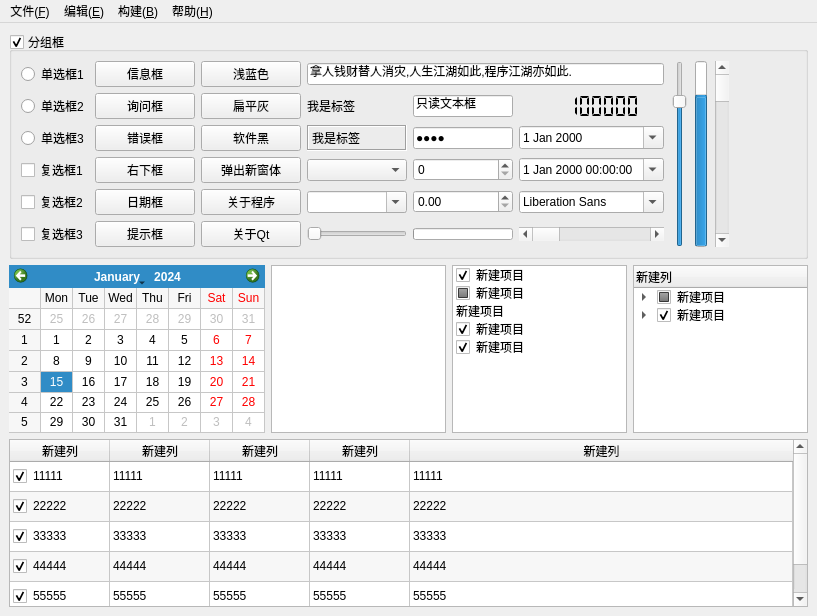
First picture: the form in ui/styledemo/frmmain.ui, repository feiyangqingyun/QWidgetDemo, before the edit.
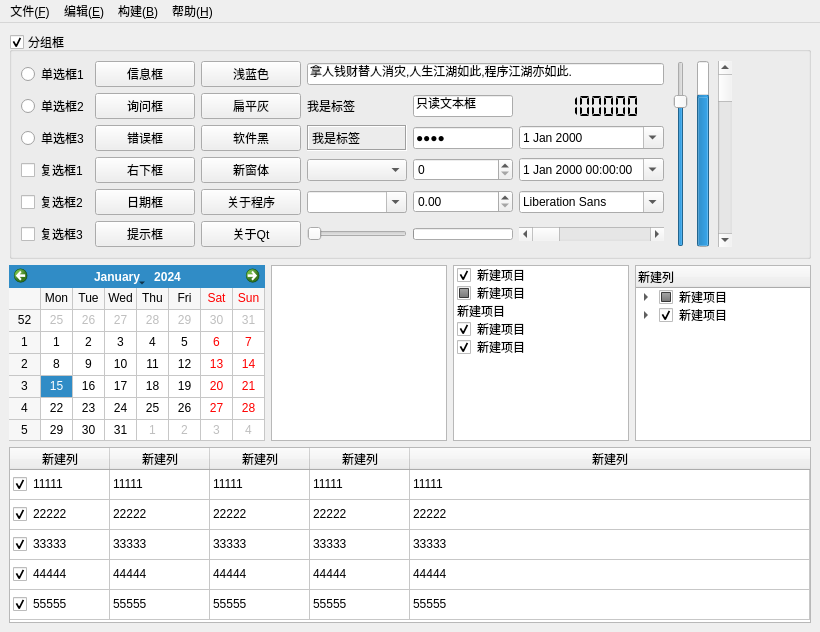
Second picture: the form after the edit.

What changed in the file:
```diff
--- a/ui/styledemo/frmmain.ui
+++ b/ui/styledemo/frmmain.ui
@@ -6,8 +6,8 @@
    <rect>
     <x>0</x>
     <y>0</y>
-    <width>817</width>
-    <height>616</height>
+    <width>820</width>
+    <height>632</height>
    </rect>
   </property>
   <property name="windowTitle">
@@ -310,7 +310,7 @@
          <item row="3" column="2">
           <widget class="QPushButton" name="btnWidget">
            <property name="text">
-            <string>弹出新窗体</string>
+            <string>新窗体</string>
            </property>
           </widget>
          </item>
@@ -427,7 +427,7 @@
          <string>&lt;!DOCTYPE HTML PUBLIC &quot;-//W3C//DTD HTML 4.0//EN&quot; &quot;http://www.w3.org/TR/REC-html40/strict.dtd&quot;&gt;
 &lt;html&gt;&lt;head&gt;&lt;meta name=&quot;qrichtext&quot; content=&quot;1&quot; /&gt;&lt;style type=&quot;text/css&quot;&gt;
 p, li { white-space: pre-wrap; }
-&lt;/style&gt;&lt;/head&gt;&lt;body style=&quot; font-family:'SimSun'; font-size:9.07563pt; font-weight:400; font-style:normal;&quot;&gt;
+&lt;/style&gt;&lt;/head&gt;&lt;body style=&quot; font-family:'SimSun'; font-size:9pt; font-weight:400; font-style:normal;&quot;&gt;
 &lt;p style=&quot;-qt-paragraph-type:empty; margin-top:0px; margin-bottom:0px; margin-left:0px; margin-right:0px; -qt-block-indent:0; text-indent:0px; font-size:9.07563pt;&quot;&gt;&lt;br /&gt;&lt;/p&gt;&lt;/body&gt;&lt;/html&gt;</string>
         </property>
        </widget>
@@ -545,9 +545,6 @@
     </item>
     <item>
      <widget class="QTableWidget" name="tableWidget">
-      <property name="alternatingRowColors">
-       <bool>true</bool>
-      </property>
       <attribute name="horizontalHeaderMinimumSectionSize">
        <number>20</number>
       </attribute>
@@ -563,9 +560,6 @@
       <attribute name="verticalHeaderHighlightSections">
        <bool>false</bool>
       </attribute>
-      <attribute name="verticalHeaderStretchLastSection">
-       <bool>true</bool>
-      </attribute>
       <row>
        <property name="text">
         <string>1</string>
@@ -765,7 +759,7 @@
     <rect>
      <x>0</x>
      <y>0</y>
-     <width>817</width>
+     <width>820</width>
      <height>26</height>
     </rect>
    </property>
```
Left out of the diff: 24 changed lines with no effect on the pictures.
